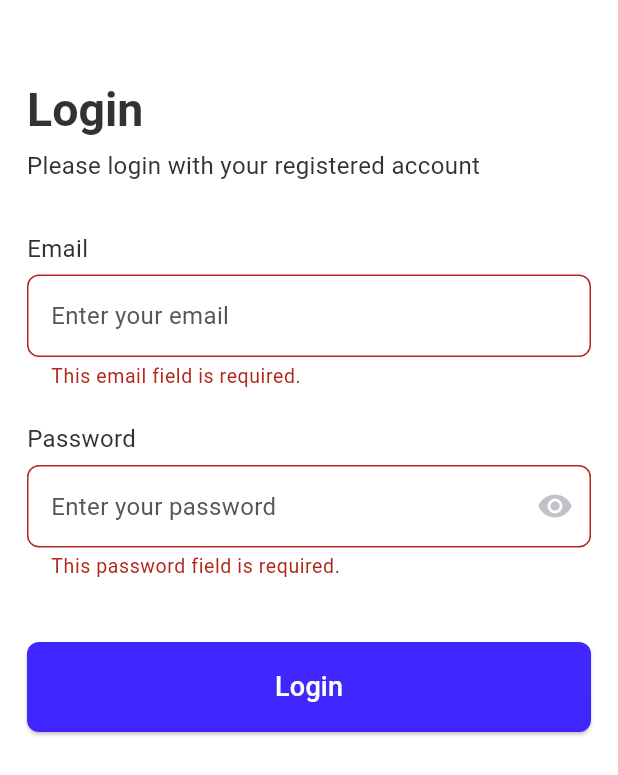
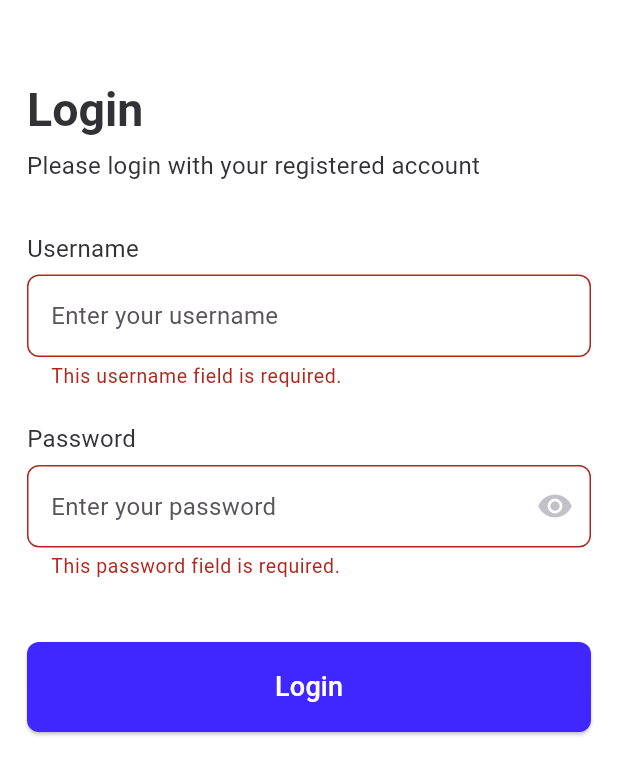
Before and after one commit to fauzihub13/tokonih, a Flutter app: the LoginPage screen opened directly, after a tap on "Login", on a phone screen of 412 x 824 dp. Shown: the top 775 px of the screen. Run offline on Flutter 3.47's test engine with Material 3 defaults, Android fonts, the phone set to English and light mode, and no system bars; our stand-ins replace dartz, dio, flutter_riverpod, flutter_secure_storage, flutter_slidable, flutter_svg and 2 more; accounts and stored records are empty; generated files the repository leaves out were written again; network calls fail; Roboto replaces fonts that are missing (Montserrat).

Commit message:
feat: implement login and save data and token to local storage

```diff
--- a/lib/datasources/auth_datasource.dart
+++ b/lib/datasources/auth_datasource.dart
@@ -18,6 +18,9 @@ class AuthDatasource {
     );
     if (response.statusCode == 200) {
       await AuthLocalHelper().saveAuthToken(response.data['accessToken']);
+      await AuthLocalHelper().saveAuthData(
+        LoginResponseModel.fromMap(response.data),
+      );
       return Right(LoginResponseModel.fromMap(response.data));
     } else {
       return Left(Failure(message: 'Failed to login, invalid credentials'));
--- a/lib/features/auth/views/login_page.dart
+++ b/lib/features/auth/views/login_page.dart
@@ -1,25 +1,73 @@
 import 'package:flutter/material.dart';
+import 'package:flutter_riverpod/flutter_riverpod.dart';
 import 'package:flutter_tokonih/core/constant/theme.dart';
+import 'package:flutter_tokonih/core/utils/err_ext.dart';
+import 'package:flutter_tokonih/features/auth/viewmodels/auth_viewmodel.dart';
 import 'package:flutter_tokonih/features/home/views/landing_page.dart';
 import 'package:flutter_tokonih/features/shared/widgets/form_input.dart';
 import 'package:flutter_tokonih/features/shared/widgets/form_label.dart';
 import 'package:flutter_tokonih/features/shared/widgets/main_button.dart';
+import 'package:flutter_tokonih/models/response/login_response_model.dart';
 
-class LoginPage extends StatefulWidget {
+class LoginPage extends ConsumerStatefulWidget {
   const LoginPage({super.key});
 
   @override
-  State<LoginPage> createState() => _LoginPageState();
+  ConsumerState createState() => _LoginPageState();
 }
 
-class _LoginPageState extends State<LoginPage> {
+class _LoginPageState extends ConsumerState<LoginPage> {
   final _formKey = GlobalKey<FormState>();
   bool _obscurePassword = true;
-  final _emailController = TextEditingController();
+  final _usernameController = TextEditingController();
   final _passwordController = TextEditingController();
+
+  void _handleLogin() async {
+    if (_formKey.currentState!.validate()) {
+      await ref
+          .read(authViewmodelProvider.notifier)
+          .login(
+            username: _usernameController.text,
+            password: _passwordController.text,
+          );
+    }
+  }
+
+  @override
+  void dispose() {
+    _usernameController.dispose();
+    _passwordController.dispose();
+    super.dispose();
+  }
 
   @override
   Widget build(BuildContext context) {
+    final authState = ref.watch(authViewmodelProvider);
+    ref.listen<AsyncValue<LoginResponseModel?>>(authViewmodelProvider, (
+      previous,
+      next,
+    ) {
+      next.when(
+        data: (loginResponse) {
+          if (loginResponse != null) {
+            Navigator.pushReplacement(
+              context,
+              MaterialPageRoute(builder: (context) => LandingPage()),
+            );
+          }
+        },
+        loading: () {},
+        error: (failure, stack) {
+          final message = next.failureMessage ?? 'Terjadi kesalahan';
+          ScaffoldMessenger.of(context).showSnackBar(
+            SnackBar(
+              content: Text(message),
+              backgroundColor: DefaultColors.red600,
+            ),
+          );
+        },
+      );
+    });
     return Scaffold(
       body: SafeArea(
         child: Padding(
@@ -46,16 +94,13 @@ class _LoginPageState extends State<LoginPage> {
                     style: Theme.of(context).textTheme.bodyMedium,
                   ),
                   const SizedBox(height: 20),
-                  FormLabel(label: 'Email'),
+                  FormLabel(label: 'Username'),
                   FormInput(
-                    controller: _emailController,
-                    hintText: 'Enter your email',
+                    controller: _usernameController,
+                    hintText: 'Enter your username',
                     validator: (value) {
                       if (value == null || value.isEmpty) {
-                        return 'This email field is required.';
-                      }
-                      if (!RegExp(r'^[^@]+@[^@]+\.[^@]+').hasMatch(value)) {
-                        return 'Please enter a valid email address.';
+                        return 'This username field is required.';
                       }
                       return null;
                     },
@@ -86,20 +131,12 @@ class _LoginPageState extends State<LoginPage> {
                   ),
                   const SizedBox(height: 30),
                   MainButton.filled(
-                    onPressed: () {
-                      if (_formKey.currentState!.validate()) {
-                        // print('data validated');
-                        Navigator.push(
-                          context,
-                          MaterialPageRoute(
-                            builder: (context) {
-                              return LandingPage();
-                            },
-                          ),
-                        );
-                      }
-                    },
-                    label: 'Login',
+                    onPressed: authState.isLoading ? () {} : _handleLogin,
+                    label: authState.when(
+                      data: (_) => 'Login',
+                      error: (_, __) => 'Login',
+                      loading: () => 'Logging in...',
+                    ),
                   ),
                 ],
               ),
--- a/lib/features/home/views/home_page.dart
+++ b/lib/features/home/views/home_page.dart
@@ -21,7 +21,7 @@ class _HomePageState extends State<HomePage> {
     return Scaffold(
       appBar: PreferredSize(
         preferredSize: const Size.fromHeight(60),
-        child: MainAppbar(name: 'Wiliam Anderson'),
+        child: MainAppbar(),
       ),
       body: Padding(
         padding: const EdgeInsets.all(PaddingSize.horizontal),
```
Also changed, not shown: lib/core/utils/err_ext.dart (added, +11 -0 lines), lib/features/auth/viewmodels/auth_viewmodel.dart (added, +32 -0 lines), lib/features/auth/views/app_entry_page.dart (added, +32 -0 lines), lib/features/home/views/profile_page.dart (+14 -20 lines), lib/features/home/widgets/main_appbar.dart (+24 -4 lines), lib/main.dart (+2 -10 lines), lib/features/auth/viewmodels/auth_viewmodel.g.dart (added), lib/main.g.dart (deleted).
